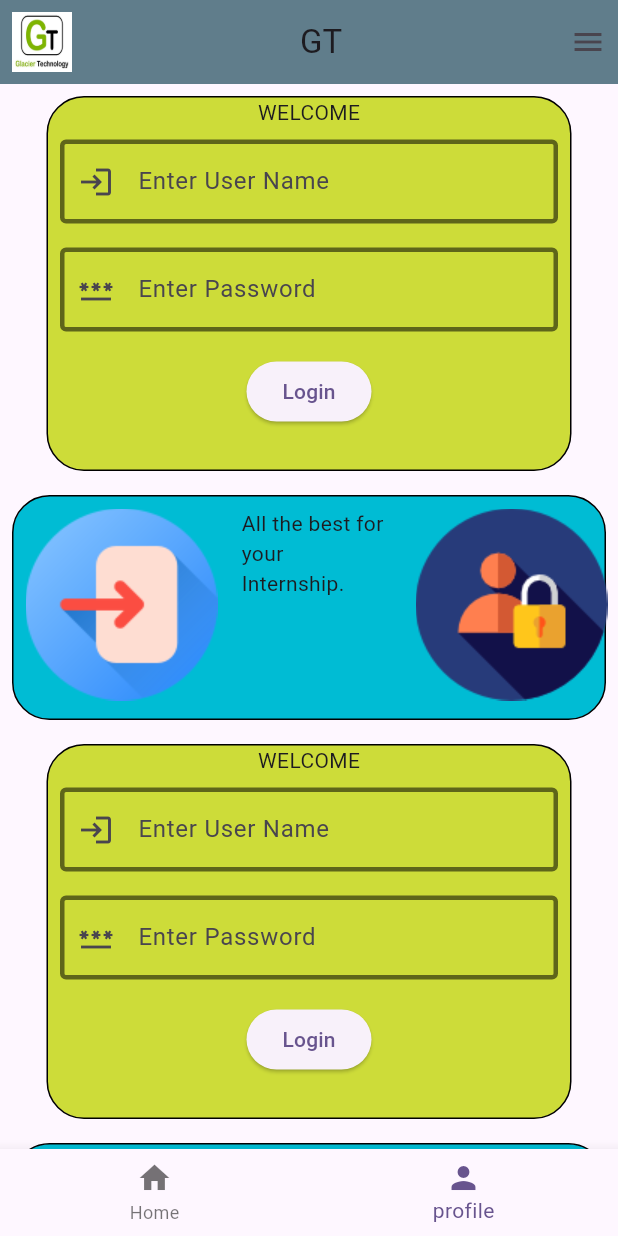
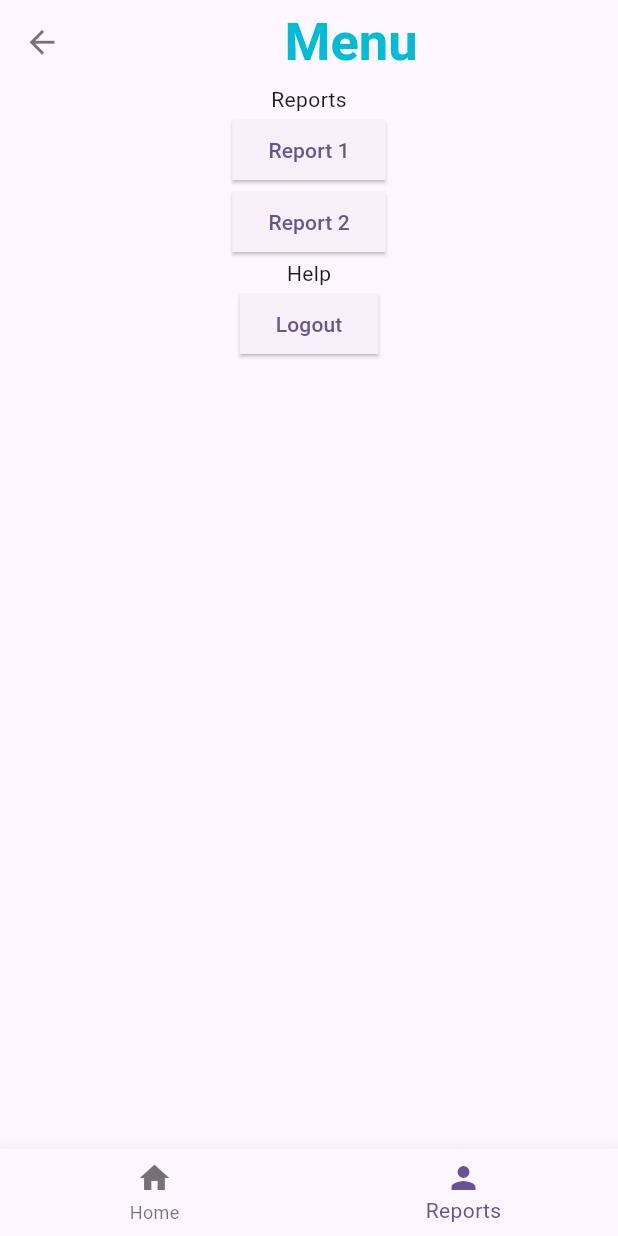
Before and after one commit to rbgithuub/demo-mobile-app, a Flutter app: the screen it shows after launch, item 2 of the bottom bar chosen, on a phone screen of 412 x 824 dp. Run offline on Flutter 3.47's test engine with Material 2 defaults, Android fonts, the phone set to English and light mode, and no system bars.

Commit message:
Project to have navigation bottom bar - day-7

```diff
--- a/mobile_app_image/lib/main.dart
+++ b/mobile_app_image/lib/main.dart
@@ -1,11 +1,12 @@
 import 'package:flutter/material.dart';
-import 'package:mobile_app_image/botnavi.dart';
+//import 'package:mobile_app_image/botnavi.dart';
 //import 'package:mobile_app_image/project_1.dart';
 import 'package:mobile_app_image/project_nav_frm1.dart';
 //import 'package:mobile_app_image/project_1.dart';
 //import 'mobile_app_image.dart';
-import 'botnavi.dart';
-//import 'project_navigation.dart';
+//import 'botnavi.dart';
+import 'project_navigation.dart';
+import 'project_nav_frm2.1.dart';
 
 void main() {
   runApp(const MyApp());
@@ -39,7 +40,7 @@ class MyApp extends StatelessWidget {
         colorScheme: ColorScheme.fromSeed(seedColor: Colors.deepPurple),
         useMaterial3: true,
       ),
-      home:  botnavi()
+      home:  project_navigation()
     );
   }
 }
--- a/mobile_app_image/lib/project_nav_frm2.2.dart
+++ b/mobile_app_image/lib/project_nav_frm2.2.dart
@@ -0,0 +1,43 @@
+import 'package:flutter/material.dart';
+class project_nav_frm2_2 extends StatelessWidget {
+  const project_nav_frm2_2({super.key});
+
+  @override
+  Widget build(BuildContext context) {
+    return Scaffold(
+      appBar: AppBar(
+        leading: Icon(Icons.arrow_back,size: 25,color: Colors.black54,),
+        title: Center(child: Text("Menu",style: TextStyle(color: Colors.cyan,fontSize: 35,fontWeight: FontWeight.bold),),),
+      ),
+      body: Column(
+        children: [
+          Text("Reports"),
+          Center(
+            child: ElevatedButton(
+              onPressed: (){},
+              style: ButtonStyle(shape: MaterialStateProperty.all(RoundedRectangleBorder())),
+              child: Text("Report 1"),
+            ),
+          ),
+          Center(
+            child: ElevatedButton(
+              onPressed: (){},
+              style: ButtonStyle(shape: MaterialStateProperty.all(RoundedRectangleBorder())),
+              child: Text("Report 2"),
+            ),
+          ),
+
+          Text("Help"),
+          Center(
+            child: ElevatedButton(
+              onPressed: (){},
+              style: ButtonStyle(shape: MaterialStateProperty.all(RoundedRectangleBorder())),
+              child: Text("Logout"),
+            ),
+          )
+        ],
+
+      ),
+      );
+  }
+}
--- a/mobile_app_image/lib/project_navigation.dart
+++ b/mobile_app_image/lib/project_navigation.dart
@@ -1,6 +1,8 @@
 import 'package:flutter/material.dart';
 import 'package:mobile_app_image/project_nav_frm1.dart';
 import 'package:mobile_app_image/project_nav_frm2.dart';
+import 'package:mobile_app_image/project_nav_frm2.1.dart';
+import 'package:mobile_app_image/project_nav_frm2.2.dart';
 
 class project_navigation extends StatefulWidget {
   project_navigation({super.key});
@@ -13,8 +15,9 @@ class _navigationState extends State<project_navigation>{
   int _index=0;
 
   final pages = [
-    project_nav_frm1(),
-    Center(child: Text("NavigationForm")),
+    //Center(child: Text("NavigationForm")),
+    project_nav_frm2_1(),
+    project_nav_frm2_2(),
   ];
 
   void tap(index) {
```
Also changed, not shown: mobile_app_image/lib/project_nav_frm2.1.dart (+16 -0 lines), mobile_app_image/assets/img/navigation.jpg (added).
